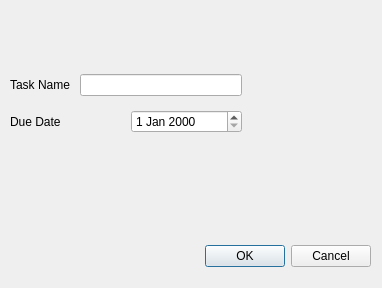
Old version of the form Edit_task_widget.ui in the repository Ammar-32/Qt-Workshop-Project.
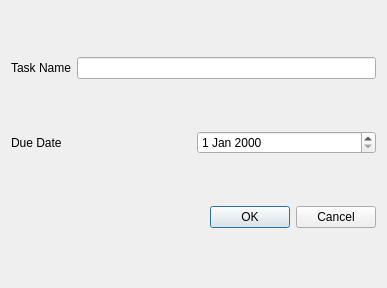
New version of the form.

What changed in the file:
```diff
--- a/Edit_task_widget.ui
+++ b/Edit_task_widget.ui
@@ -6,12 +6,12 @@
    <rect>
     <x>0</x>
     <y>0</y>
-    <width>382</width>
+    <width>387</width>
     <height>288</height>
    </rect>
   </property>
   <property name="sizePolicy">
-   <sizepolicy hsizetype="Expanding" vsizetype="Expanding">
+   <sizepolicy hsizetype="Expanding" vsizetype="Preferred">
     <horstretch>0</horstretch>
     <verstretch>0</verstretch>
    </sizepolicy>
@@ -19,38 +19,7 @@
   <property name="windowTitle">
    <string>Edit Task</string>
   </property>
-  <widget class="QDialogButtonBox" name="buttonBox">
-   <property name="enabled">
-    <bool>true</bool>
-   </property>
-   <property name="geometry">
-    <rect>
-     <x>30</x>
-     <y>240</y>
-     <width>341</width>
-     <height>32</height>
-    </rect>
-   </property>
-   <property name="orientation">
-    <enum>Qt::Orientation::Horizontal</enum>
-   </property>
-   <property name="standardButtons">
-    <set>QDialogButtonBox::StandardButton::Cancel|QDialogButtonBox::StandardButton::Ok</set>
-   </property>
-  </widget>
-  <widget class="QWidget" name="layoutWidget">
-   <property name="geometry">
-    <rect>
-     <x>10</x>
-     <y>70</y>
-     <width>232</width>
-     <height>68</height>
-    </rect>
-   </property>
    <layout class="QVBoxLayout" name="verticalLayout">
-    <property name="spacing">
-     <number>10</number>
-    </property>
     <item>
      <layout class="QHBoxLayout" name="horizontalLayout">
       <item>
@@ -79,8 +48,20 @@
       </item>
      </layout>
     </item>
-   </layout>
-  </widget>
+   <item>
+    <widget class="QDialogButtonBox" name="buttonBox">
+     <property name="enabled">
+      <bool>true</bool>
+     </property>
+     <property name="orientation">
+      <enum>Qt::Orientation::Horizontal</enum>
+     </property>
+     <property name="standardButtons">
+      <set>QDialogButtonBox::StandardButton::Cancel|QDialogButtonBox::StandardButton::Ok</set>
+     </property>
+    </widget>
+   </item>
+  </layout>
  </widget>
  <resources/>
  <connections>
```
Lines whose indentation alone changed are shown as unchanged.
